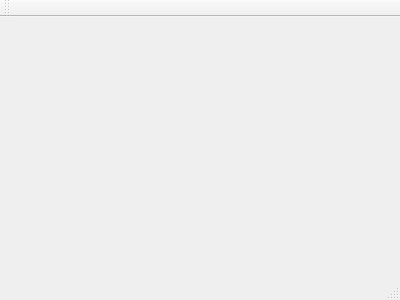
Before: the Qt Designer form BMIcalculator/mainwindow.ui in robcio89/BMI, drawn with Qt 5.
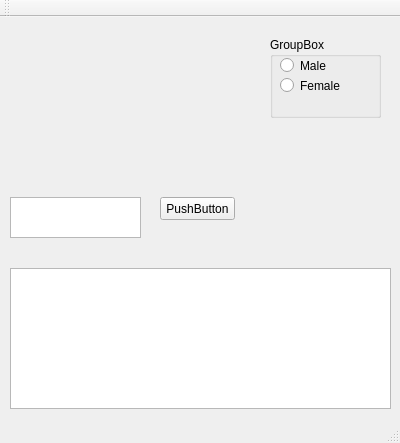
After: the same form once the commit is applied.

What changed in the file:
```diff
--- a/BMIcalculator/mainwindow.ui
+++ b/BMIcalculator/mainwindow.ui
@@ -1,24 +1,112 @@
 <ui version="4.0">
  <class>MainWindow</class>
- <widget class="QMainWindow" name="MainWindow" >
-  <property name="geometry" >
+ <widget class="QMainWindow" name="MainWindow">
+  <property name="geometry">
    <rect>
     <x>0</x>
     <y>0</y>
     <width>400</width>
-    <height>300</height>
+    <height>443</height>
    </rect>
   </property>
   <property name="windowTitle" >
    <string>MainWindow</string>
   </property>
-  <widget class="QMenuBar" name="menuBar" />
-  <widget class="QToolBar" name="mainToolBar" />
-  <widget class="QWidget" name="centralWidget" />
-  <widget class="QStatusBar" name="statusBar" />
+  <widget class="QWidget" name="centralWidget">
+   <widget class="QGroupBox" name="groupBox">
+    <property name="geometry">
+     <rect>
+      <x>270</x>
+      <y>20</y>
+      <width>111</width>
+      <height>81</height>
+     </rect>
+    </property>
+    <property name="title">
+     <string>GroupBox</string>
+    </property>
+    <widget class="QRadioButton" name="rbtnMale">
+     <property name="geometry">
+      <rect>
+       <x>10</x>
+       <y>20</y>
+       <width>82</width>
+       <height>17</height>
+      </rect>
+     </property>
+     <property name="text">
+      <string>Male</string>
+     </property>
+    </widget>
+    <widget class="QRadioButton" name="rbtnFemale">
+     <property name="geometry">
+      <rect>
+       <x>10</x>
+       <y>40</y>
+       <width>82</width>
+       <height>17</height>
+      </rect>
+     </property>
+     <property name="text">
+      <string>Female</string>
+     </property>
+    </widget>
+   </widget>
+   <widget class="QTextBrowser" name="textBrowser">
+    <property name="geometry">
+     <rect>
+      <x>10</x>
+      <y>251</y>
+      <width>381</width>
+      <height>141</height>
+     </rect>
+    </property>
+   </widget>
+   <widget class="QTextEdit" name="textEdit">
+    <property name="geometry">
+     <rect>
+      <x>10</x>
+      <y>180</y>
+      <width>131</width>
+      <height>41</height>
+     </rect>
+    </property>
+   </widget>
+   <widget class="QPushButton" name="pushButton">
+    <property name="geometry">
+     <rect>
+      <x>160</x>
+      <y>180</y>
+      <width>75</width>
+      <height>23</height>
+     </rect>
+    </property>
+    <property name="text">
+     <string>PushButton</string>
+    </property>
+   </widget>
+  </widget>
+  <widget class="QMenuBar" name="menuBar">
+   <property name="geometry">
+    <rect>
+     <x>0</x>
+     <y>0</y>
+     <width>400</width>
+     <height>21</height>
+    </rect>
+   </property>
+  </widget>
+  <widget class="QToolBar" name="mainToolBar">
+   <attribute name="toolBarArea">
+    <enum>TopToolBarArea</enum>
+   </attribute>
+   <attribute name="toolBarBreak">
+    <bool>false</bool>
+   </attribute>
+  </widget>
+  <widget class="QStatusBar" name="statusBar"/>
  </widget>
- <layoutDefault spacing="6" margin="11" />
- <pixmapfunction></pixmapfunction>
+ <layoutdefault spacing="6" margin="11"/>
  <resources/>
  <connections/>
 </ui>
```
Left out of the diff: 3 changed lines with no effect on the pictures.
